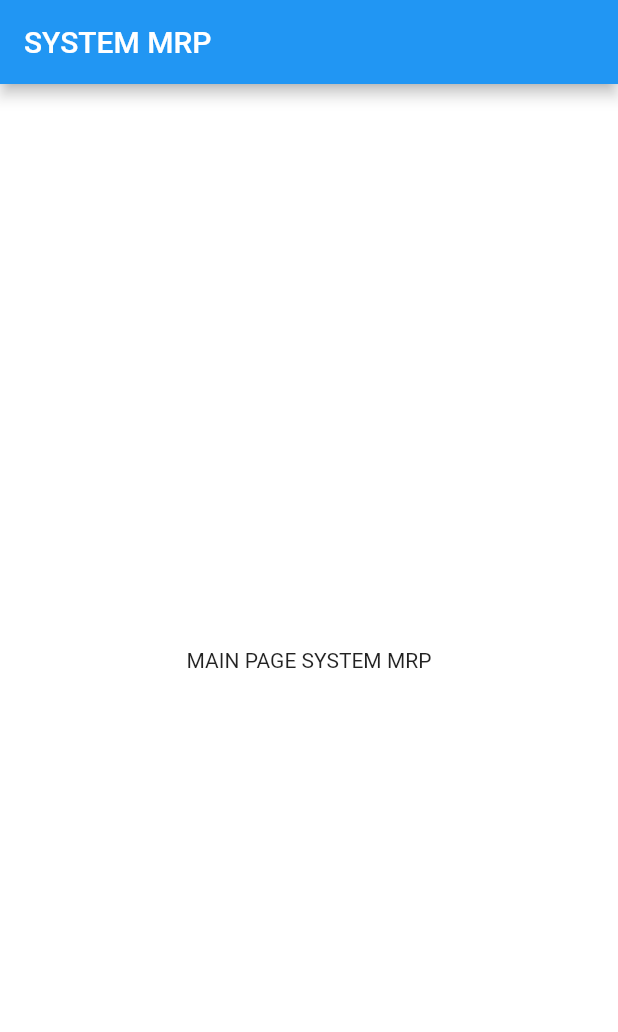
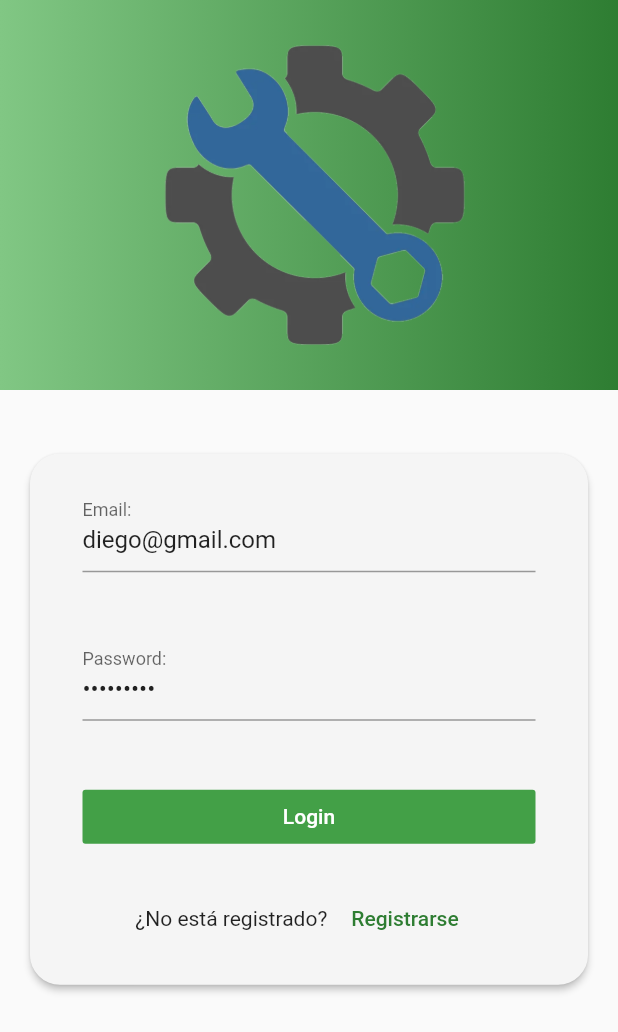
Before and after one commit to Diego785/Sistema-MRP-movil, a Flutter app: the screen it shows after launch, on a phone screen of 412 x 824 dp. Shown: the top 1032 px of the screen. Run offline on Flutter 3.47's test engine with Material 2 defaults, Android fonts, the phone set to English and light mode, and no system bars; our stand-ins replace device_info_plus, dio, flutter_secure_storage.

Commit message:
login funcional, falta arreglo

```diff
--- /dev/null
+++ b/lib/Models/user.dart
@@ -0,0 +1,19 @@
+class User {
+  String id = "";
+  String name = "";
+  String email = "";
+  String avatar = "";
+
+  User(id, name, email, avatar) {
+    this.id;
+    this.name;
+    this.email;
+    this.avatar;
+  }
+
+  User.fromJson(Map<String, dynamic> json)
+      : id = json['id'].toString(),
+        name = json['name'],
+        email = json['email'],
+        avatar = json['avatar'];
+}
--- /dev/null
+++ b/lib/Views/login.dart
@@ -0,0 +1,198 @@
+import 'dart:io';
+
+import 'package:device_info_plus/device_info_plus.dart';
+import 'package:flutter/material.dart';
+import 'package:provider/provider.dart';
+
+import 'package:sistema_mrp/Controllers/Login/auth.dart';
+
+class LoginPage extends StatefulWidget {
+  LoginPage({Key? key}) : super(key: key);
+
+  @override
+  State<LoginPage> createState() => _LoginPageState();
+}
+
+class _LoginPageState extends State<LoginPage> {
+  bool _loading = false;
+  TextEditingController _emailController = TextEditingController();
+  TextEditingController _passwordController = TextEditingController();
+  final _formKey = GlobalKey<FormState>();
+  //device info
+  DeviceInfoPlugin deviceInfo = DeviceInfoPlugin();
+  String _deviceName = "unknown";
+
+  @override
+  void initState() {
+    // TODO: implement initState
+    _emailController.text = 'diego@gmail.com';
+    _passwordController.text = '123456789';
+    getDeviceName();
+    super.initState();
+  }
+
+  void getDeviceName() async {
+    try {
+      if (Platform.isAndroid) {
+        AndroidDeviceInfo androidInfo = await deviceInfo.androidInfo;
+        _deviceName = androidInfo.model.toString();
+      } else if (Platform.isIOS) {
+        IosDeviceInfo iosInfo = await deviceInfo.iosInfo;
+        _deviceName = iosInfo.utsname.machine.toString();
+      }
+    } catch (e) {
+      print(e);
+    }
+  }
+
+  @override
+  void dispose() {
+    _emailController.dispose();
+    _passwordController.dispose();
+    super.dispose();
+  }
+
+  @override
+  Widget build(BuildContext context) {
+    return Scaffold(
+      body: Form(
+        key: _formKey,
+        child: Stack(
+          children: <Widget>[
+            Container(
+              width: double.infinity,
+              padding: EdgeInsets.symmetric(vertical: 30),
+              decoration: BoxDecoration(
+                gradient: LinearGradient(
+                  colors: [Colors.green.shade300, Colors.green.shade800],
+                ),
+              ),
+              child: Image.asset(
+                "assets/images/logo.png",
+                height: 200,
+              ),
+            ),
+            Transform.translate(
+              offset: Offset(0, -90),
+              child: Center(
+                child: SingleChildScrollView(
+                  child: Card(
+                    elevation: 2,
+                    shape: RoundedRectangleBorder(
+                        borderRadius: BorderRadius.circular(20)),
+                    margin: const EdgeInsets.only(
+                        left: 20, right: 20, top: 335, bottom: 20),
+                    child: Padding(
+                      padding: const EdgeInsets.symmetric(
+                          horizontal: 35, vertical: 20),
+                      child: Column(
+                        mainAxisSize: MainAxisSize.min,
+                        children: <Widget>[
+                          TextFormField(
+                            decoration: InputDecoration(
+                              labelText: "Email:",
+                            ),
+                            controller: _emailController,
+                            validator: (value) => value!.isEmpty
+                                ? "Please enter a valid email"
+                                : null,
+                          ),
+                          SizedBox(height: 40),
+                          TextFormField(
+                            decoration: InputDecoration(
+                              labelText: "Password:",
+                            ),
+                            controller: _passwordController,
+                            validator: (value) => value!.isEmpty
+                                ? "Please enter a password"
+                                : null,
+                            obscureText: true,
+                          ),
+                          SizedBox(height: 40),
+                          FlatButton(
+                            minWidth: double.infinity,
+                            child: Text(
+                              "Login",
+                              style: TextStyle(
+                                color: Colors.white,
+                              ),
+                            ),
+                            color: Colors.green.shade600,
+                            onPressed: () {
+                              Map credentials = {
+                                'email': _emailController.text,
+                                'password': _passwordController.text,
+                                'device_name': _deviceName,
+                              };
+
+                              if (_formKey.currentState!.validate()) {
+                                Provider.of<Auth>(context, listen: false)
+                                    .login(credentials);
+                                Navigator.pushNamed(context, "/home");
+                              }
+                            },
+                          ),
+                          /*Theme(
+                            data: Theme.of(context)
+                                .copyWith(accentColor: Colors.white),
+                            child: RaisedButton(
+                              color: Theme.of(context).primaryColor,
+                              textColor: Colors.white,
+                              padding: const EdgeInsets.symmetric(vertical: 15),
+                              onPressed: () => _login(context),
+                              child: Row(
+                                mainAxisAlignment: MainAxisAlignment.center,
+                                children: <Widget>[
+                                  Text("Iniciar Sesión"),
+                                  if (_loading)
+                                    Container(
+                                      height: 20,
+                                      width: 20,
+                                      margin: EdgeInsets.only(left: 20),
+                                      child: CircularProgressIndicator(
+                                        color: Colors.white,
+                                      ),
+                                    )
+                                ],
+                              ),
+                            ),
+                          ),*/
+                          SizedBox(height: 20),
+                          Row(
+                            mainAxisAlignment: MainAxisAlignment.center,
+                            children: <Widget>[
+                              Text("¿No está registrado?"),
+                              FlatButton(
+                                textColor: Theme.of(context).primaryColor,
+                                child: Text("Registrarse"),
+                                onPressed: () {
+                                  _showRegister(context);
+                                },
+                              ),
+                            ],
+                          ),
+                        ],
+                      ),
+                    ),
+                  ),
+                ),
+              ),
+            ),
+          ],
+        ),
+      ),
+    );
+  }
+
+  void _login(BuildContext context) {
+    if (!_loading) {
+      setState(() {
+        _loading = true;
+      });
+    }
+  }
+
+  void _showRegister(BuildContext context) {
+    Navigator.of(context).pushNamed("/register");
+  }
+}
--- /dev/null
+++ b/lib/Views/welcome.dart
@@ -0,0 +1,95 @@
+import 'package:flutter/material.dart';
+import 'package:flutter_secure_storage/flutter_secure_storage.dart';
+import 'package:provider/provider.dart';
+import 'package:sistema_mrp/Menu%20Aside/nav_bar.dart';
+import 'package:sistema_mrp/Controllers/Login/auth.dart';
+import 'package:sistema_mrp/Views/Login.dart';
+
+class MyApp extends StatelessWidget {
+  const MyApp({Key? key}) : super(key: key);
+
+  // This widget is the root of your application.
+  @override
+  Widget build(BuildContext context) {
+    return MaterialApp(
+      title: 'SISTEMA MRP',
+      initialRoute: '/',
+      theme: ThemeData(
+          brightness: Brightness.light,
+          primaryColor: Colors.green[800],
+          primaryColorLight: Colors.green[800],
+          accentColor: Colors.green[800],
+          cardColor: Colors.grey[100],
+          focusColor: Colors.grey[100],
+          cursorColor: Colors.green[800],
+          indicatorColor: Colors.green[800],
+          appBarTheme:
+              AppBarTheme(iconTheme: IconThemeData(color: Colors.white))),
+      onGenerateRoute: (RouteSettings settings) {
+        return MaterialPageRoute(builder: (BuildContext context) {
+          switch (settings.name) {
+            case '/':
+              return Drawer(
+                  child: Consumer<Auth>(builder: (context, auth, child) {
+                if (!auth.authenticated) {
+                  return LoginPage();
+                } else {
+                  return WelcomePage();
+                }
+              }));
+
+            case '/login':
+              return LoginPage();
+            case '/home':
+              return WelcomePage();
+          }
+          return Text("Null");
+        });
+      },
+    );
+  }
+}
+
+class WelcomePage extends StatefulWidget {
+  const WelcomePage({Key? key}) : super(key: key);
+
+  @override
+  State<WelcomePage> createState() => _WelcomePageState();
+}
+
+class _WelcomePageState extends State<WelcomePage> {
+  final storage = new FlutterSecureStorage();
+
+  @override
+  void initState() {
+    super.initState();
+    readToken();
+  }
+
+  void readToken() async {
+    try {
+      String? token = await storage.read(key: 'token');
+      Provider.of<Auth>(context, listen: false).tryToken(token!);
+      print(token);
+    } catch (e) {
+      print(e);
+    }
+  }
+
+  @override
+  Widget build(BuildContext context) {
+    return Scaffold(
+      drawer: NavBar(),
+      appBar: AppBar(
+        title: Text("MRP SYSTEM"),
+        backgroundColor: Colors.green.shade800,
+      ),
+      backgroundColor: const Color.fromRGBO(255, 255, 255, 1),
+      body: Container(
+        child: const Center(
+          child: Text('This is your Welcome Page in your MRP system'),
+        ),
+      ),
+    );
+  }
+}
--- a/lib/main.dart
+++ b/lib/main.dart
@@ -1,29 +1,17 @@
 import 'package:flutter/material.dart';
+import 'package:provider/provider.dart';
+import 'package:sistema_mrp/Views/login.dart';
+
+import 'package:sistema_mrp/Controllers/Login/auth.dart';
+import 'package:sistema_mrp/Views/welcome.dart';
 
 void main() {
-  runApp(const MyApp());
+  runApp(
+    MultiProvider(
+      providers: [
+        ChangeNotifierProvider(create: (context) => Auth()),
+      ],
+      child: MyApp(),
+    ),
+  );
 }
-
-class MyApp extends StatelessWidget {
-  const MyApp({Key? key}) : super(key: key);
-
-  // This widget is the root of your application.
-  @override
-  Widget build(BuildContext context) {
-    return MaterialApp(
-      title: 'SISTEMA MRP',
-      theme: ThemeData(
-        primarySwatch: Colors.blue,
-      ),
-      home: Scaffold(
-        appBar: AppBar(
-          title: const Text("SYSTEM MRP"),
-        ),
-        backgroundColor: Colors.white,
-        body: const Center(
-          child: Text('MAIN PAGE SYSTEM MRP'),
-        ),
-      ),
-    );
-  }
-}
```
Also changed, not shown: lib/Controllers/Login/auth.dart (added, +72 -0 lines), lib/Controllers/Login/dio.dart (added, +9 -0 lines), lib/Menu Aside/nav_bar.dart (added, +162 -0 lines), pubspec.yaml (+13 -5 lines), assets/images/logo.png (added), pubspec.lock, 3 other files.
